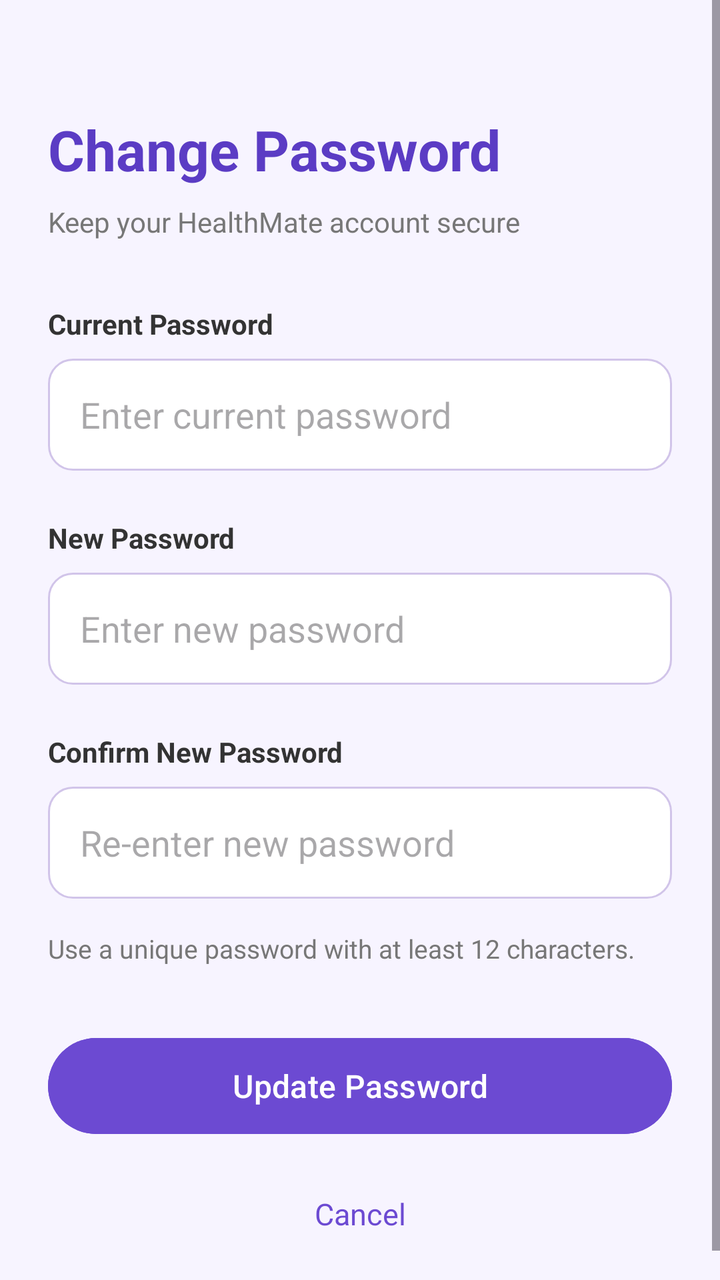
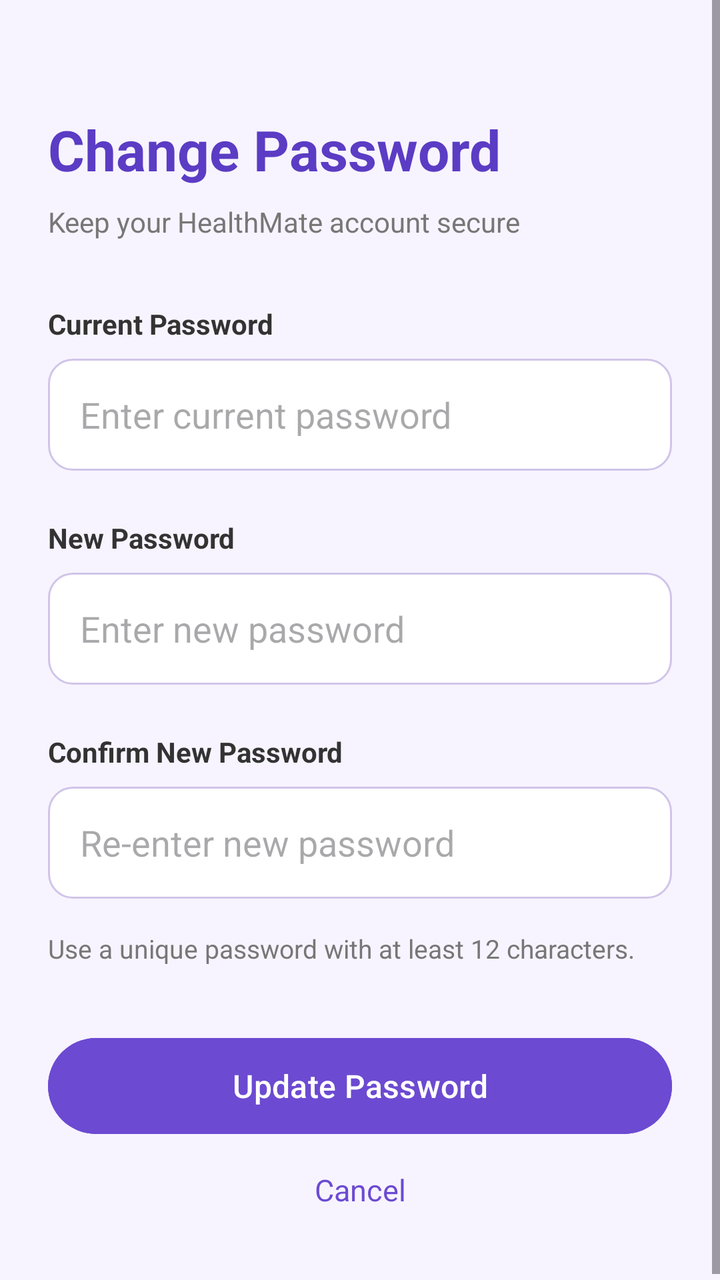

Compare the two renders of this Android layout. The source of the first and the diff that turns it into the second are given below.
<!-- AndroidManifest.xml: application theme Theme.HealthMate -->
<!-- res/layout/activity_change_password.xml -->
<?xml version="1.0" encoding="utf-8"?>
<ScrollView
    xmlns:android="http://schemas.android.com/apk/res/android"
    android:layout_width="match_parent"
    android:layout_height="match_parent"
    android:fillViewport="true"
    android:background="#F7F4FF">

    <LinearLayout
        android:layout_width="match_parent"
        android:layout_height="wrap_content"
        android:orientation="vertical"
        android:padding="24dp">

        
        <TextView
            android:layout_width="match_parent"
            android:layout_height="wrap_content"
            android:text="Change Password"
            android:textSize="28sp"
            android:textStyle="bold"
            android:textColor="#5B3CC4"
            android:layout_marginTop="32dp"/>

        <TextView
            android:layout_width="match_parent"
            android:layout_height="wrap_content"
            android:text="Keep your HealthMate account secure"
            android:textSize="14sp"
            android:textColor="#777777"
            android:layout_marginTop="8dp"
            android:layout_marginBottom="32dp"/>

        
        <TextView
            android:layout_width="wrap_content"
            android:layout_height="wrap_content"
            android:text="Current Password"
            android:textStyle="bold"
            android:textColor="#333333"
            android:layout_marginBottom="8dp"/>

        <EditText
            android:id="@+id/etCurrentPassword"
            android:layout_width="match_parent"
            android:layout_height="56dp"
            android:hint="Enter current password"
            android:inputType="textPassword"
            android:background="@drawable/bg_input_field"
            android:padding="16dp"
            android:singleLine="true"/>

        
        <TextView
            android:layout_width="wrap_content"
            android:layout_height="wrap_content"
            android:text="New Password"
            android:textStyle="bold"
            android:textColor="#333333"
            android:layout_marginTop="24dp"
            android:layout_marginBottom="8dp"/>

        <EditText
            android:id="@+id/etNewPassword"
            android:layout_width="match_parent"
            android:layout_height="56dp"
            android:hint="Enter new password"
            android:inputType="textPassword"
            android:background="@drawable/bg_input_field"
            android:padding="16dp"
            android:singleLine="true"/>

        
        <TextView
            android:layout_width="wrap_content"
            android:layout_height="wrap_content"
            android:text="Confirm New Password"
            android:textStyle="bold"
            android:textColor="#333333"
            android:layout_marginTop="24dp"
            android:layout_marginBottom="8dp"/>

        <EditText
            android:id="@+id/etConfirmPassword"
            android:layout_width="match_parent"
            android:layout_height="56dp"
            android:hint="Re-enter new password"
            android:inputType="textPassword"
            android:background="@drawable/bg_input_field"
            android:padding="16dp"
            android:singleLine="true"/>

        
        <TextView
            android:layout_width="match_parent"
            android:layout_height="wrap_content"
            android:text="Use a unique password with at least 12 characters."
            android:textSize="13sp"
            android:textColor="#777777"
            android:layout_marginTop="16dp"/>

        
        <Button
            android:id="@+id/btnChangePassword"
            android:layout_width="match_parent"
            android:layout_height="56dp"
            android:text="Update Password"
            android:textAllCaps="false"
            android:textSize="16sp"
            android:textColor="#FFFFFF"
            android:backgroundTint="#6C4AD2"
            android:layout_marginTop="32dp"/>

        
        <TextView
            android:id="@+id/tvCancelPassword"
            android:layout_width="match_parent"
            android:layout_height="48dp"
            android:text="Cancel"
            android:textSize="15sp"
            android:textColor="#6C4AD2"
            android:gravity="center"
            android:clickable="true"
            android:focusable="true"
            android:layout_marginTop="12dp"/>

    </LinearLayout>
</ScrollView>
<!-- resources referenced by this layout -->
<resources>
  <!-- drawable bg_input_field (drawable) -->
  <?xml version="1.0" encoding="utf-8"?>
  <shape xmlns:android="http://schemas.android.com/apk/res/android"
      android:shape="rectangle">
  
      <solid android:color="#FFFFFF" />
  
      <corners android:radius="12dp" />
  
      <stroke
          android:width="1dp"
          android:color="#D1C4E9" />
  
  </shape>
  <style name="Theme.HealthMate" parent="Base.Theme.HealthMate" />
  <style name="Base.Theme.HealthMate" parent="Theme.Material3.DayNight.NoActionBar">
          
          
      </style>
</resources>

<!-- the commit's change to res/layout/activity_change_password.xml (unified diff, before → after) -->
@@ -122,7 +122,7 @@
             android:gravity="center"
             android:clickable="true"
             android:focusable="true"
-            android:layout_marginTop="12dp"/>
+            android:layout_marginTop="0dp"/>
 
     </LinearLayout>
 </ScrollView>
